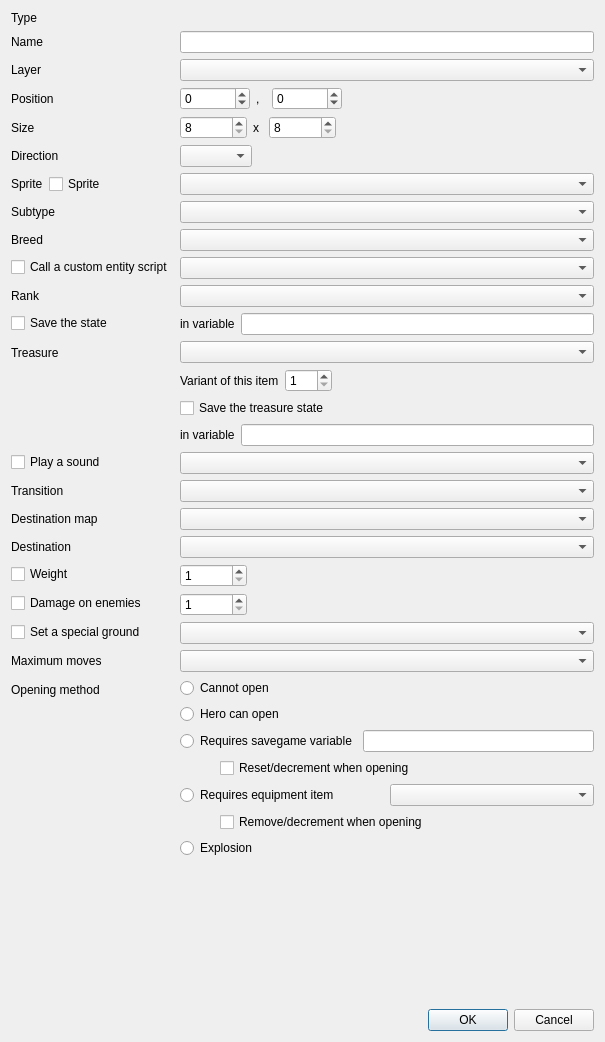
Qt form src/gui/edit_entity_dialog.ui (solarus-games/solarus-quest-editor) before a commit.
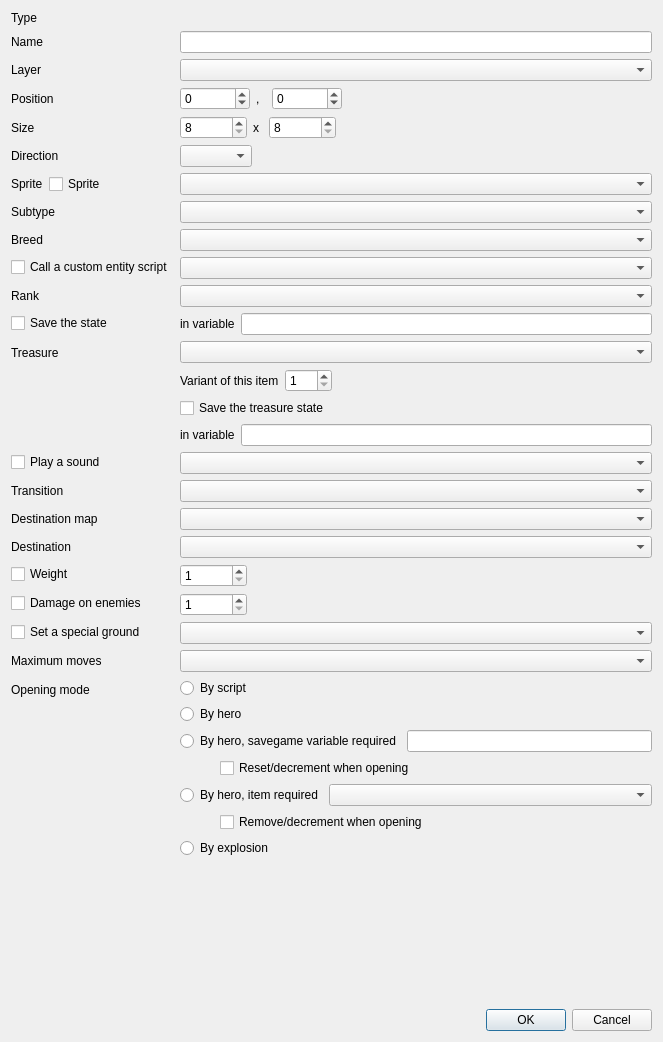
The same form after that commit. Custom widgets are drawn as their Qt base class.

Commit message: Implement opening method fields

Diff of the .ui file:
```diff
--- a/src/gui/edit_entity_dialog.ui
+++ b/src/gui/edit_entity_dialog.ui
@@ -6,7 +6,7 @@
    <rect>
     <x>0</x>
     <y>0</y>
-    <width>605</width>
+    <width>663</width>
     <height>1042</height>
    </rect>
   </property>
@@ -651,13 +651,6 @@
      <item row="20" column="1">
       <widget class="QComboBox" name="maximum_moves_field"/>
      </item>
-     <item row="21" column="0">
-      <widget class="QLabel" name="opening_method_label">
-       <property name="text">
-        <string>Opening method</string>
-       </property>
-      </widget>
-     </item>
      <item row="21" column="1">
       <widget class="QWidget" name="opening_method_layout" native="true">
        <layout class="QVBoxLayout" name="verticalLayout">
@@ -676,14 +669,14 @@
         <item>
          <widget class="QRadioButton" name="opening_method_none_radio">
           <property name="text">
-           <string>Cannot open</string>
+           <string>By script</string>
           </property>
          </widget>
         </item>
         <item>
          <widget class="QRadioButton" name="opening_method_interaction_radio">
           <property name="text">
-           <string>Hero can open</string>
+           <string>By hero</string>
           </property>
          </widget>
         </item>
@@ -692,7 +685,7 @@
           <item>
            <widget class="QRadioButton" name="opening_method_savegame_variable_radio">
             <property name="text">
-             <string>Requires savegame variable</string>
+             <string>By hero, savegame variable required</string>
             </property>
            </widget>
           </item>
@@ -733,12 +726,19 @@
           <item>
            <widget class="QRadioButton" name="opening_method_item_radio">
             <property name="text">
-             <string>Requires equipment item</string>
+             <string>By hero, item required</string>
             </property>
            </widget>
           </item>
           <item>
-           <widget class="ResourceSelector" name="opening_method_item_field"/>
+           <widget class="ResourceSelector" name="opening_condition_item_field">
+            <property name="sizePolicy">
+             <sizepolicy hsizetype="Expanding" vsizetype="Fixed">
+              <horstretch>0</horstretch>
+              <verstretch>0</verstretch>
+             </sizepolicy>
+            </property>
+           </widget>
           </item>
          </layout>
         </item>
@@ -772,13 +772,20 @@
         <item>
          <widget class="QRadioButton" name="opening_method_explosion_radio">
           <property name="text">
-           <string>Explosion</string>
+           <string>By explosion</string>
           </property>
          </widget>
         </item>
        </layout>
       </widget>
      </item>
+     <item row="21" column="0">
+      <widget class="QLabel" name="opening_method_label">
+       <property name="text">
+        <string>Opening mode</string>
+       </property>
+      </widget>
+     </item>
     </layout>
    </item>
    <item>
```
Left out of the diff: 18 changed lines with no effect on the pictures. The commit also changes 2 other files.
